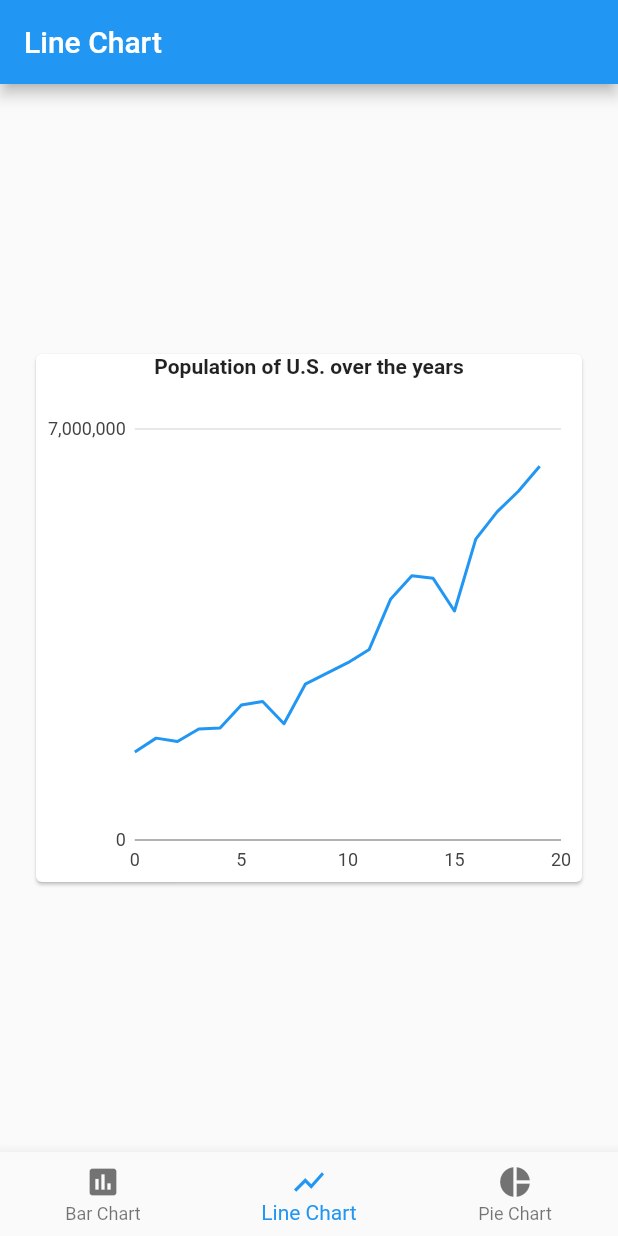
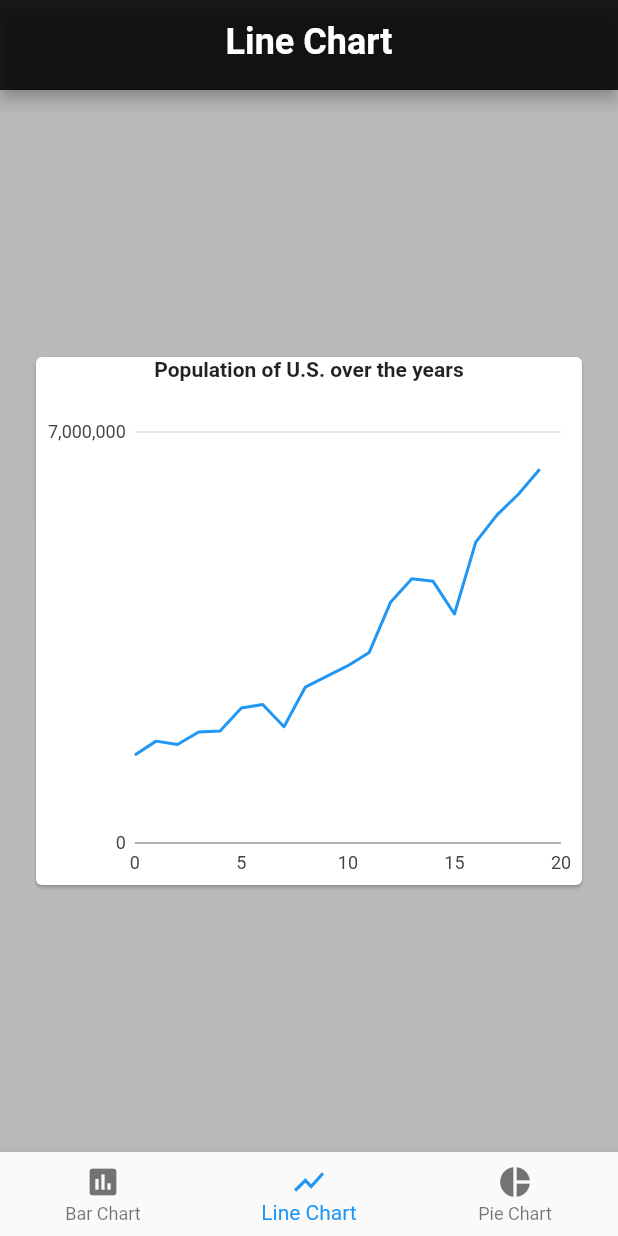
Before and after one commit to gabrielmoreira-dev/flutter-charts, a Flutter app: the screen it shows after launch, on a phone screen of 412 x 824 dp. Run offline on Flutter 3.47's test engine with Material 2 defaults, Android fonts, the phone set to English and light mode, and no system bars; our stand-ins replace charts_flutter, rxdart.

Commit message:
Criado theme

```diff
--- a/lib/main.dart
+++ b/lib/main.dart
@@ -19,6 +19,23 @@ class GraphsApp extends StatelessWidget {
           ..._buildUCProviders,
         ],
         child: MaterialApp(
+          theme: ThemeData(
+            backgroundColor: Colors.black26,
+            primaryColorDark: Colors.black87,
+            primaryColorLight: Colors.white,
+            accentColor: Colors.blueAccent,
+            textTheme: TextTheme(
+              title: TextStyle(
+                fontSize: 24.0,
+                fontWeight: FontWeight.bold,
+                color: Colors.white,
+              ),
+              subtitle: TextStyle(
+                fontSize: 20.0,
+                fontWeight: FontWeight.bold,
+              ),
+            ),
+          ),
           home: HomeScreen(),
         ),
       );
--- a/lib/presentation/chart/bar/bar_chart_page.dart
+++ b/lib/presentation/chart/bar/bar_chart_page.dart
@@ -4,6 +4,7 @@ import 'package:flutter/material.dart';
 import 'package:flutter/widgets.dart';
 import 'package:fluttergraphs/presentation/chart/bar/bar_chart_bloc.dart';
 import 'package:fluttergraphs/presentation/chart/chart_card.dart';
+import 'package:fluttergraphs/presentation/common/graphs_app_bar.dart';
 import 'package:fluttergraphs/presentation/common/response_view/response_view.dart';
 import 'package:provider/provider.dart';
 
@@ -46,9 +47,10 @@ class BarChartPage extends StatelessWidget {
   @override
   Widget build(BuildContext context) {
     return Scaffold(
-      appBar: AppBar(
-        title: Text('Bar Chart'),
+      appBar: GraphsAppBar(
+        title: 'Bar Chart',
       ),
+      backgroundColor: Theme.of(context).backgroundColor,
       body: StreamBuilder(
         stream: bloc.onNewState,
         builder: (context, snapshot) => ResponseView<Loading, Error, Success>(
--- a/lib/presentation/chart/line/line_chart_page.dart
+++ b/lib/presentation/chart/line/line_chart_page.dart
@@ -5,6 +5,7 @@ import 'package:flutter/widgets.dart';
 import 'package:fluttergraphs/presentation/chart/chart_card.dart';
 import 'package:fluttergraphs/presentation/chart/line/line_chart_bloc.dart';
 import 'package:fluttergraphs/presentation/chart/line/line_chart_models.dart';
+import 'package:fluttergraphs/presentation/common/graphs_app_bar.dart';
 import 'package:fluttergraphs/presentation/common/response_view/response_view.dart';
 import 'package:provider/provider.dart';
 
@@ -39,9 +40,10 @@ class LineChartPage extends StatelessWidget {
   @override
   Widget build(BuildContext context) {
     return Scaffold(
-      appBar: AppBar(
-        title: Text('Line Chart'),
+      appBar: GraphsAppBar(
+        title: 'Line Chart',
       ),
+      backgroundColor: Theme.of(context).backgroundColor,
       body: StreamBuilder(
         stream: bloc.onNewState,
         builder: (context, snapshot) => ResponseView<Loading, Error, Success>(
--- a/lib/presentation/chart/pie/pie_chart_page.dart
+++ b/lib/presentation/chart/pie/pie_chart_page.dart
@@ -4,6 +4,7 @@ import 'package:flutter/material.dart';
 import 'package:flutter/widgets.dart';
 import 'package:fluttergraphs/presentation/chart/chart_card.dart';
 import 'package:fluttergraphs/presentation/chart/pie/pie_chart_bloc.dart';
+import 'package:fluttergraphs/presentation/common/graphs_app_bar.dart';
 import 'package:fluttergraphs/presentation/common/response_view/response_view.dart';
 import 'package:provider/provider.dart';
 
@@ -46,9 +47,10 @@ class PieChartPage extends StatelessWidget {
   @override
   Widget build(BuildContext context) {
     return Scaffold(
-      appBar: AppBar(
-        title: Text('Pie Chart'),
+      appBar: GraphsAppBar(
+        title: 'Pie Chart',
       ),
+      backgroundColor: Theme.of(context).backgroundColor,
       body: StreamBuilder(
         stream: bloc.onNewState,
         builder: (context, snapshot) => ResponseView<Loading, Error, Success>(
--- a/lib/presentation/common/graphs_app_bar.dart
+++ b/lib/presentation/common/graphs_app_bar.dart
@@ -0,0 +1,23 @@
+import 'package:flutter/material.dart';
+import 'package:flutter/widgets.dart';
+
+class GraphsAppBar extends StatelessWidget implements PreferredSizeWidget {
+  GraphsAppBar({
+    @required this.title,
+  }) : assert(title != null);
+
+  final String title;
+
+  @override
+  Widget build(BuildContext context) => AppBar(
+        title: Text(
+          title,
+          style: Theme.of(context).textTheme.title,
+        ),
+        centerTitle: true,
+        backgroundColor: Theme.of(context).primaryColorDark,
+      );
+
+  @override
+  Size get preferredSize => Size.fromHeight(60.0);
+}
```
